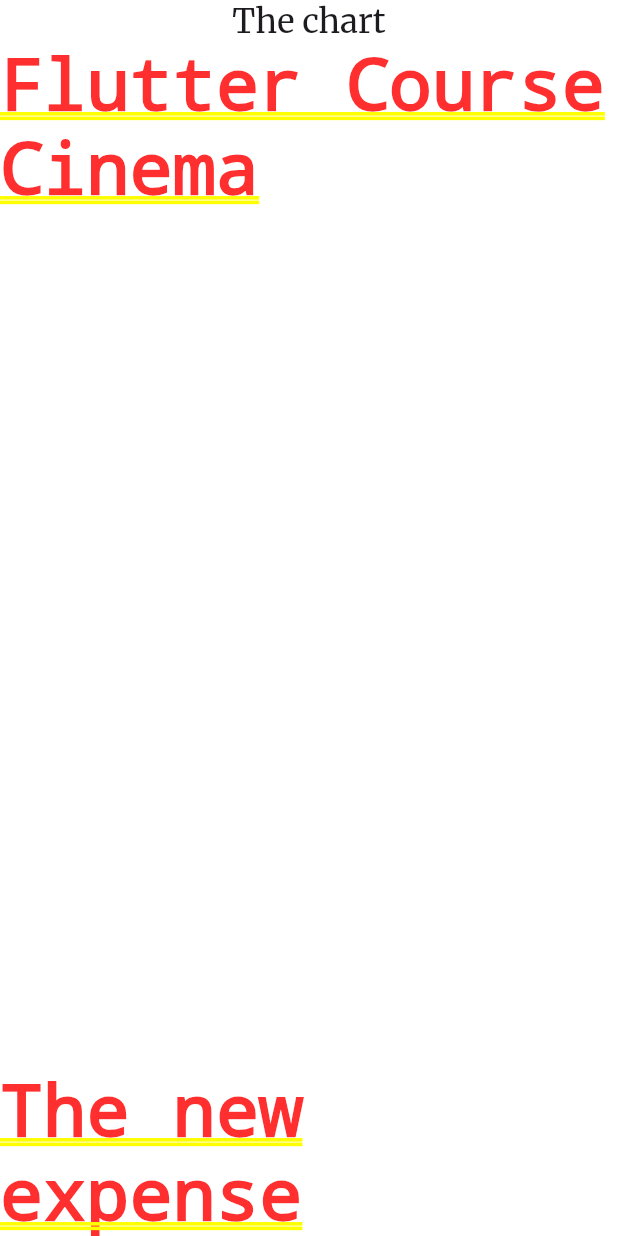
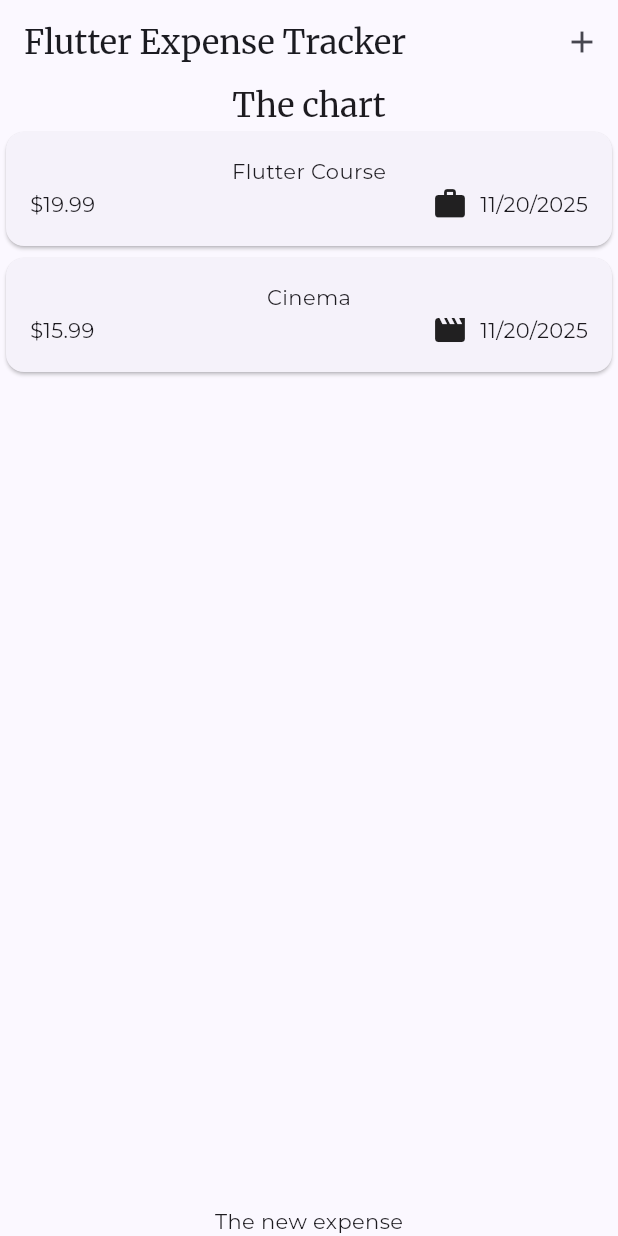
Before and after one commit to jardinefaner/expense_tracker2, a Flutter app: the screen it shows after launch, on a phone screen of 412 x 824 dp. Run offline on Flutter 3.47's test engine with Material 3 defaults, Android fonts, the phone set to English and light mode, and no system bars; our stand-ins replace google_fonts.

Commit message:
Add expense creation, deletion, and documentation

```diff
--- a/lib/main.dart
+++ b/lib/main.dart
@@ -1,10 +1,12 @@
 import 'package:expense_tracker2/themes/app_themes.dart';
 import 'package:flutter/material.dart';
+import 'package:flutter/services.dart';
 import 'widgets/home_screen.dart';
 
 /// The entry point of the application.
 void main() {
   WidgetsFlutterBinding.ensureInitialized();
+  SystemChrome.setEnabledSystemUIMode(SystemUiMode.immersiveSticky);
   runApp(const MyApp());
 }
 
--- a/lib/models/expense.dart
+++ b/lib/models/expense.dart
@@ -1,4 +1,9 @@
+import 'package:flutter/material.dart';
 import 'package:uuid/uuid.dart';
+import 'package:intl/intl.dart';
+
+/// A singleton instance of [DateFormat] for formatting dates.
+final formatter = DateFormat.yMd();
 
 /// A singleton instance of [Uuid] to generate unique identifiers.
 const uuid = Uuid();
@@ -17,6 +22,17 @@ enum Category {
   /// Work-related expenses.
   work,
 }
+
+/// A map of [Category] values to corresponding [IconData] icons.
+///
+/// These icons are used to represent the categories in the app.
+/// The keys are the [Category] values and the values are the corresponding [IconData] icons.
+const categoryIcons = {
+  Category.food: Icons.lunch_dining,
+  Category.travel: Icons.flight_takeoff,
+  Category.leisure: Icons.movie,
+  Category.work: Icons.work,
+};
 
 /// Represents a single expense entry.
 class Expense {
@@ -42,4 +58,11 @@ class Expense {
 
   /// The category of the expense.
   final Category category;
+
+  /// Generates a formatted string representation of the expense's date.
+  ///
+  /// The date is formatted using the [formatter] and returned as a string.
+  String get formattedDate {
+    return formatter.format(date);
+  }
 }
--- a/lib/widgets/expenses.dart
+++ b/lib/widgets/expenses.dart
@@ -1,5 +1,6 @@
 import 'package:expense_tracker2/widgets/expenses_list/expenses_list.dart';
 import 'package:expense_tracker2/models/expense.dart';
+import 'package:expense_tracker2/widgets/new_expense.dart';
 import 'package:flutter/material.dart';
 
 /// The main widget for the expenses feature.
@@ -29,14 +30,55 @@ class _ExpensesState extends State<Expenses> {
     ),
   ];
 
+  /// Opens the modal bottom sheet to add a new expense.
+  void _openAddExpenseOverlay() {
+    showModalBottomSheet(
+      isScrollControlled: true,
+      context: context,
+      builder: (context) => NewExpense(onAddExpense: _addExpense),
+    );
+  }
+
+  /// Adds a new expense to the list.
+  void _addExpense(Expense expense) {
+    setState(() {
+      _registeredExpenses.add(expense);
+    });
+  }
+
+  /// Removes an expense from the list.
+  void _removeExpense(Expense expense) {
+    setState(() {
+      _registeredExpenses.remove(expense);
+    });
+  }
+
   @override
   Widget build(BuildContext context) {
-    return Column(
-      children: [
-        Text('The chart', style: Theme.of(context).textTheme.titleLarge),
-        Expanded(child: ExpensesList(expenses: _registeredExpenses)),
-        const Text('The new expense'),
-      ],
+    return Scaffold(
+      appBar: AppBar(
+        title: const Text('Flutter Expense Tracker'),
+        actions: [
+          IconButton(
+            onPressed: _openAddExpenseOverlay,
+            icon: const Icon(Icons.add),
+          ),
+        ],
+      ),
+      body: SafeArea(
+        child: Column(
+          children: [
+            Text('The chart', style: Theme.of(context).textTheme.titleLarge),
+            Expanded(
+              child: ExpensesList(
+                expenses: _registeredExpenses,
+                onRemoveExpense: _removeExpense,
+              ),
+            ),
+            const Text('The new expense'),
+          ],
+        ),
+      ),
     );
   }
 }
--- a/lib/widgets/expenses_list/expense_item.dart
+++ b/lib/widgets/expenses_list/expense_item.dart
@@ -16,11 +16,23 @@ class ExpenseItem extends StatelessWidget {
   Widget build(BuildContext context) {
     return Card(
       child: Padding(
-        padding: const EdgeInsets.symmetric(horizontal: 16, vertical: 24),
+        padding: const EdgeInsets.symmetric(horizontal: 16, vertical: 16),
         child: Column(
           children: [
             Text(expense.title),
-            Row(children: [Text('\$${expense.amount.toStringAsFixed(2)}'), const Spacer(), Text(expense.date.toString()]),
+            Row(
+              children: [
+                Text('\$${expense.amount.toStringAsFixed(2)}'),
+                const Spacer(),
+                Row(
+                  children: [
+                    Icon(categoryIcons[expense.category]),
+                    const SizedBox(width: 8),
+                    Text(expense.formattedDate),
+                  ],
+                ),
+              ],
+            ),
           ],
         ),
       ),
--- a/lib/widgets/expenses_list/expenses_list.dart
+++ b/lib/widgets/expenses_list/expenses_list.dart
@@ -1,21 +1,32 @@
 import 'package:expense_tracker2/models/expense.dart';
+import 'package:expense_tracker2/widgets/expenses_list/expense_item.dart';
 import 'package:flutter/material.dart';
 
-/// The main widget for the expenses feature.
-///
-/// Displays a chart of expenses and a list of individual expense items.
+/// A widget that displays a list of expenses.
 class ExpensesList extends StatelessWidget {
- /// Creates an instance of [ExpensesList].
- const ExpensesList({super.key, required this.expenses});
+  /// Creates an instance of [ExpensesList].
+  ///
+  /// [expenses] is the list of expenses to display.
+  /// [onRemoveExpense] is a callback function that is called when an expense is removed.
+  const ExpensesList({super.key, required this.expenses, required this.onRemoveExpense});
 
- /// The list of expenses to display.
+  /// The list of expenses to display.
   final List<Expense> expenses;
+
+  /// The callback function to call when an expense is removed.
+  final void Function(Expense expense) onRemoveExpense;
 
   @override
   Widget build(BuildContext context) {
     return ListView.builder(
       itemCount: expenses.length,
-      itemBuilder: (context, index) => Text(expenses[index].title),
+      itemBuilder: (context, index) => Dismissible(
+        key: ValueKey(expenses[index].id),
+        onDismissed: (direction) {
+          onRemoveExpense(expenses[index]);
+        },
+        child: ExpenseItem(expenses[index]),
+      ),
     );
   }
 }
```
Also changed, not shown: lib/widgets/new_expense.dart (+178 -0 lines).
